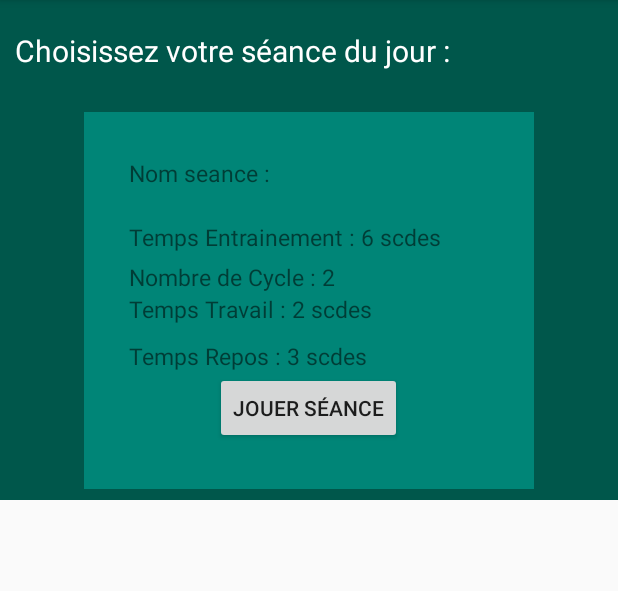
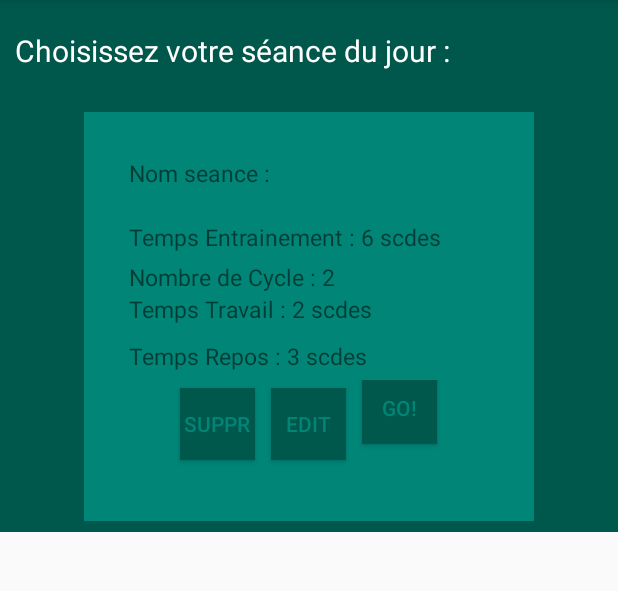
Before and after one commit to kersalem/ProjetHIIT, an Android app: the ListSeanceActivity screen opened directly, with no data from a screen before it, on a phone screen of 412 x 824 dp, the part 84-675 px from its top. Run offline under Robolectric (Android 15) with nearby library versions, the phone set to English and light mode, and no system bars; our stand-ins replace Room's generated code.

Commit message:
Permettre la suppression d'une seance dans la bdd - pb refresh à gérer donc wip

```diff
--- a/app/src/main/java/com/lp/projethiit/MainActivity.java
+++ b/app/src/main/java/com/lp/projethiit/MainActivity.java
@@ -112,6 +112,8 @@ public class MainActivity extends AppCompatActivity {
         }
     }
 
+
+
     private void saveSeance() {
 
         seance.setName(editNameSeance.getText().toString());
--- a/app/src/main/res/layout/activity_list_template.xml
+++ b/app/src/main/res/layout/activity_list_template.xml
@@ -55,14 +55,52 @@
             android:layout_height="wrap_content"
             android:textSize="15sp"/>
 
+        <LinearLayout
+            android:layout_width="match_parent"
+            android:layout_height="wrap_content"
+            android:orientation="horizontal"
+            android:gravity="center|bottom"
+            android:layout_margin="5dp">
+
+        <Button
+            android:id="@+id/btnSupprimerSeance"
+            android:layout_width="50dp"
+            android:layout_height="wrap_content"
+            android:text="Suppr"
+            android:layout_gravity="center"
+            android:onClick="supprimerSeance"
+            android:background="@color/backgroundApp"
+            android:layout_margin="5dp"
+            android:textColor="@color/colorPrimary"
+
+            />
+
+        <Button
+            android:id="@+id/btnEditerSeance"
+            android:layout_width="50dp"
+            android:layout_height="wrap_content"
+            android:text="Edit"
+            android:layout_gravity="center"
+            android:onClick="editerSeance"
+            android:background="@color/backgroundApp"
+            android:layout_margin="5dp"
+            android:textColor="@color/colorPrimary"
+
+            />
+
         <Button
             android:id="@+id/btnJouerSeance"
-            android:layout_width="wrap_content"
+            android:layout_width="50dp"
             android:layout_height="wrap_content"
-            android:text="Jouer Séance"
-            android:layout_gravity="center"
+            android:text="Go!"
+            android:layout_gravity="bottom"
             android:onClick="jouerSeance"
+            android:background="@color/backgroundApp"
+            android:layout_margin="5dp"
+            android:textColor="@color/colorPrimary"
             />
+
+        </LinearLayout>
 
     </LinearLayout>
 
```
Also changed, not shown: app/src/main/java/com/lp/projethiit/ListSeanceActivity.java (+47 -2 lines).
